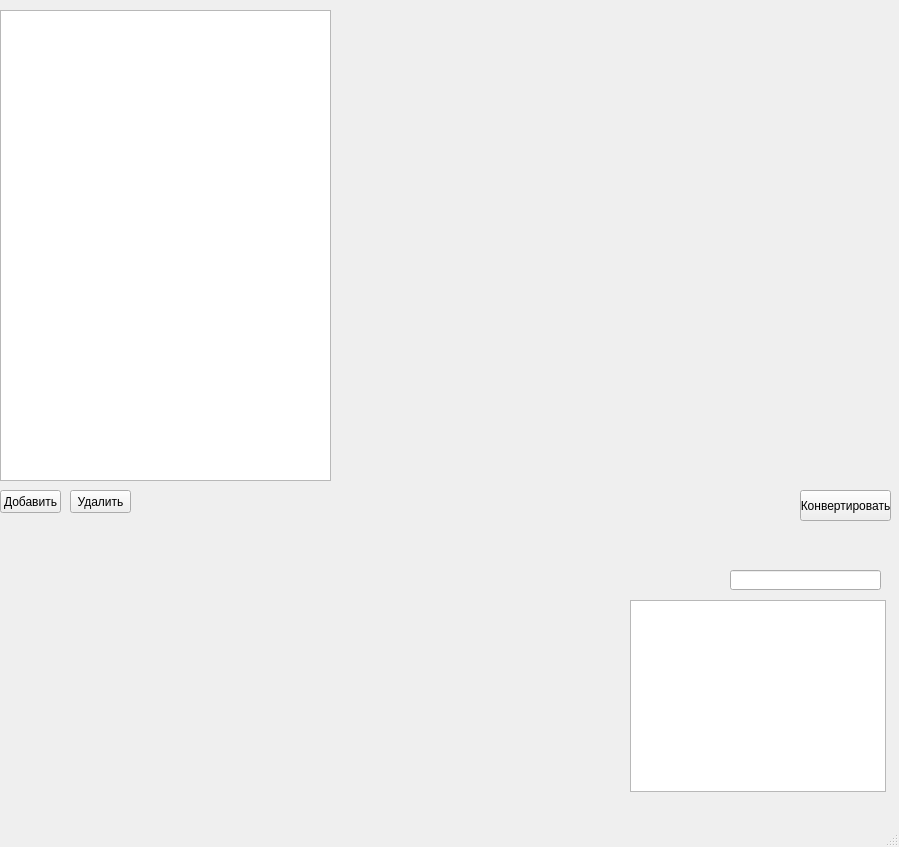
Old version of the form window.ui in the repository dddushesss/LabUI.
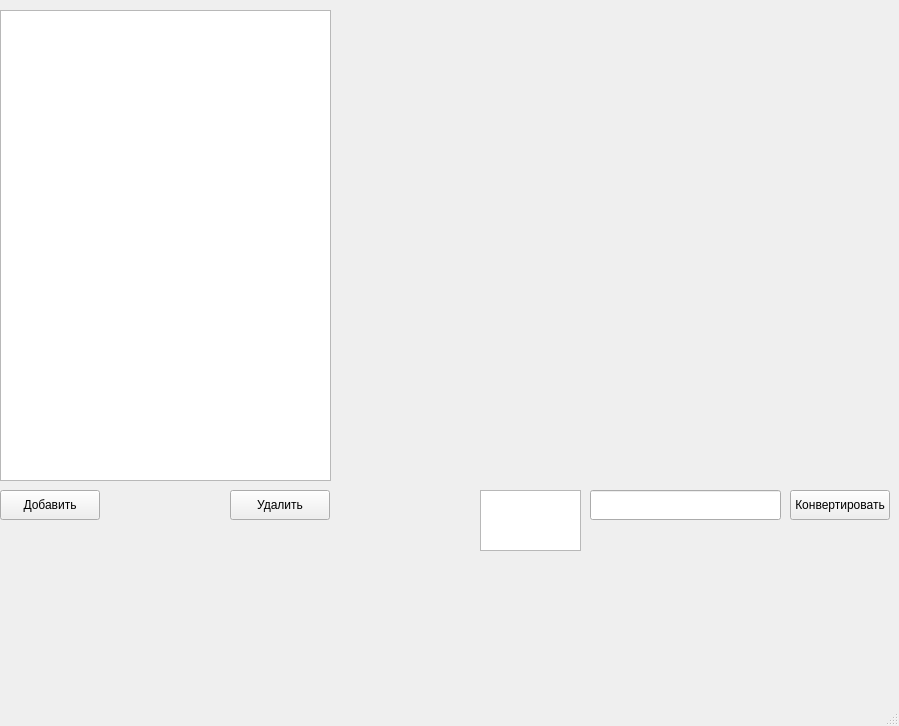
New version of the form. Icons and pictures are not drawn.

Patch:
```diff
--- a/window.ui
+++ b/window.ui
@@ -7,11 +7,18 @@
     <x>0</x>
     <y>0</y>
     <width>899</width>
-    <height>847</height>
+    <height>726</height>
    </rect>
   </property>
   <property name="windowTitle">
-   <string>MainWindow</string>
+   <string>LabAU</string>
+  </property>
+  <property name="windowIcon">
+   <iconset>
+    <normaloff>../../../Desktop/au-logo-full.ico</normaloff>../../../Desktop/au-logo-full.ico</iconset>
+  </property>
+  <property name="documentMode">
+   <bool>false</bool>
   </property>
   <widget class="QWidget" name="centralwidget">
    <widget class="QPushButton" name="openFileButton">
@@ -19,8 +26,8 @@
      <rect>
       <x>0</x>
       <y>490</y>
-      <width>61</width>
-      <height>23</height>
+      <width>100</width>
+      <height>30</height>
      </rect>
     </property>
     <property name="text">
@@ -30,20 +37,20 @@
    <widget class="QLineEdit" name="lineEdit">
     <property name="geometry">
      <rect>
-      <x>730</x>
-      <y>570</y>
-      <width>151</width>
-      <height>20</height>
+      <x>590</x>
+      <y>490</y>
+      <width>191</width>
+      <height>30</height>
      </rect>
     </property>
    </widget>
    <widget class="QPushButton" name="ConvertButton">
     <property name="geometry">
      <rect>
-      <x>800</x>
+      <x>790</x>
       <y>490</y>
-      <width>91</width>
-      <height>31</height>
+      <width>100</width>
+      <height>30</height>
      </rect>
     </property>
     <property name="text">
@@ -53,10 +60,10 @@
    <widget class="QTextBrowser" name="textBrowser">
     <property name="geometry">
      <rect>
-      <x>630</x>
-      <y>600</y>
-      <width>256</width>
-      <height>192</height>
+      <x>480</x>
+      <y>490</y>
+      <width>101</width>
+      <height>61</height>
      </rect>
     </property>
    </widget>
@@ -88,10 +95,10 @@
    <widget class="QPushButton" name="Delete">
     <property name="geometry">
      <rect>
-      <x>70</x>
+      <x>230</x>
       <y>490</y>
-      <width>61</width>
-      <height>23</height>
+      <width>100</width>
+      <height>30</height>
      </rect>
     </property>
     <property name="text">
```
